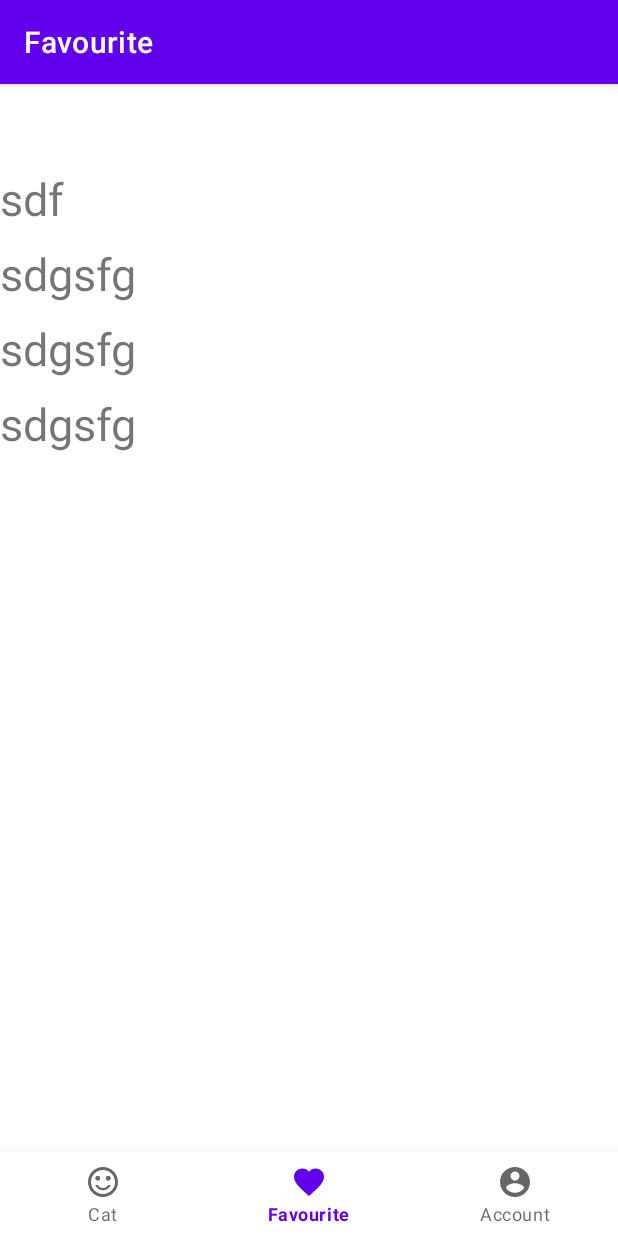
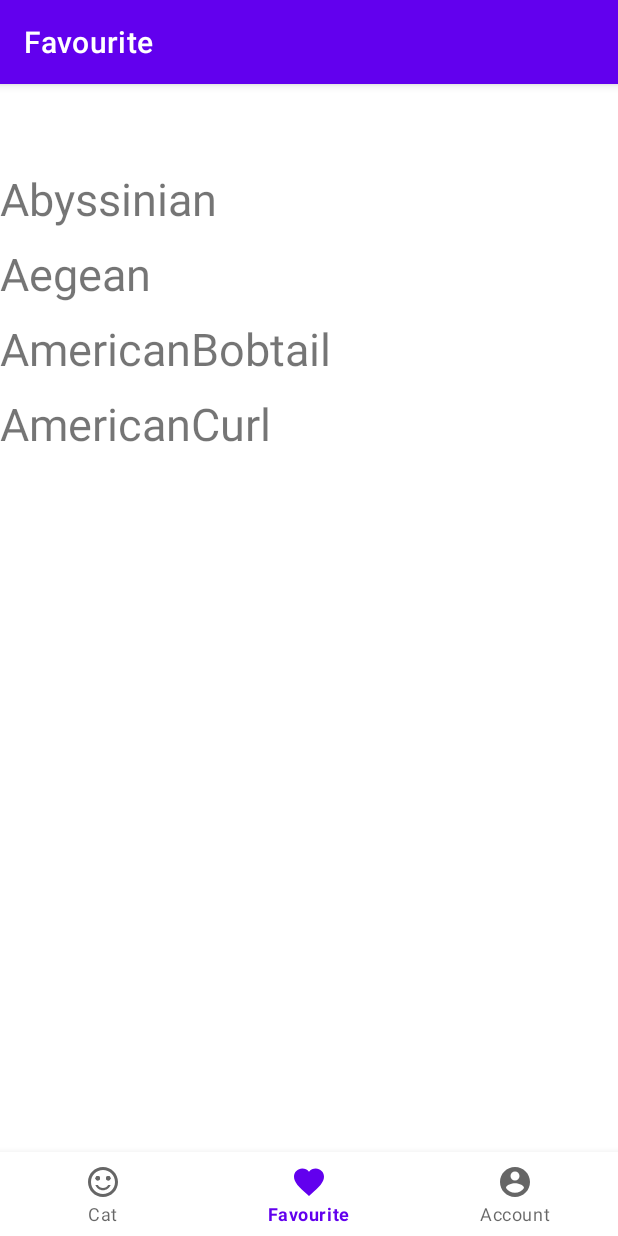
Before and after one commit to Bowen-1/Cattt, an Android app: the FavouriteFragment screen opened through its navigation route, on a phone screen of 412 x 824 dp. Run offline under Robolectric (Android 15) with nearby library versions, the phone set to English and light mode, and no system bars; our stand-ins replace Firebase (no records; nobody signed in at launch, a user with empty details on screens opened directly), navigation-ui; libraries missing offline, so code that uses them is left out: com.firebase.ui; pictures from the network do not load.

Commit message:
lastest version

```diff
--- a/app/src/main/java/com/example/androidbooking/View/CatFragment.java
+++ b/app/src/main/java/com/example/androidbooking/View/CatFragment.java
@@ -4,6 +4,9 @@ import android.os.Bundle;
 import android.view.LayoutInflater;
 import android.view.View;
 import android.view.ViewGroup;
+import android.widget.Button;
+import android.widget.TextView;
+import android.widget.Toast;
 
 import androidx.annotation.NonNull;
 import androidx.fragment.app.Fragment;
@@ -25,7 +28,9 @@ public class CatFragment extends Fragment {
     private CatViewModel catViewModel;
 //    private EditText editText;
 //    private ImageView imageView;
-//    private Button button;
+    private TextView name;
+    Button button;
+
 
 //
 
@@ -39,9 +44,17 @@ public class CatFragment extends Fragment {
         View root = inflater.inflate(R.layout.fragment_cat, container, false);
         RecyclerView recyclerView = (RecyclerView)root.findViewById(R.id.recyclerview);
         recyclerView.setLayoutManager(new LinearLayoutManager(getActivity()));
+        button = root.findViewById(R.id.like);
+        name = root.findViewById(R.id.name);
 //
+//        button.setOnClickListener(new View.OnClickListener() {
+//            @Override
+//            public void onClick(View v) {
+//                getfavorite();
+//            }
+//        });
 
-//
+
 //        ArrayList<Cat>cats = new ArrayList<>();
 //        cats.add(new Cat("asf","sdgsfg","wasf"));
 //        cats.add(new Cat("asf","sdgsfg","wasf"));
@@ -53,44 +66,13 @@ public class CatFragment extends Fragment {
 //
         mCatAdapter = new CatAdapter(getallCats());
         recyclerView.setAdapter(mCatAdapter);
-
-
-
-
-
-
-
         return root;
     }
+//    public void getfavorite(){
+//        String favoritename = name.getText().toString();
+//    }
+//
 
-
-
-
-//        editText = editText.findViewById(R.id.editText);
-//        imageView = imageView.findViewById(R.id.imageView);
-
-//        catViewModel = new ViewModelProvider(this).get(CatViewModel.class);
-//        search();
-
-//        mCatList = mCatList.findViewById(R.id.recyclerview);
-//        mCatList.hasFixedSize();
-//        mCatList.setLayoutManager(new LinearLayoutManager(this));
-//        ArrayList<Cat> cats = new ArrayList<>();
-//        cats.add(new Cat("cat1",R.drawable.catcartoon));
-//        cats.add(new Cat("cat2",R.drawable.catcartoon));
-//
-//        mCatAdapter = new CatAdapter(cats);
-//        mCatList.setAdapter(mCatAdapter);
-//        catViewModel.getCat().observe(this, new Observer<Cat>() {
-//            @Override
-//
-//            public void onChanged(Cat cat) {
-//                Glide.with(CatFragment.this).load(cat.getImageUrl()).into(imageView);
-//            }
-//        });
-//        mCatList = mCatList.findViewById(R.id.recyclerview);
-//        mCatList.hasFixedSize();
-//        mCatList.setLayoutManager(new LinearLayoutManager(this));
 
 //    public void search(){
 //        catViewModel.searchCat();
--- a/app/src/main/java/com/example/androidbooking/View/FavouriteFragment.java
+++ b/app/src/main/java/com/example/androidbooking/View/FavouriteFragment.java
@@ -32,10 +32,10 @@ public class FavouriteFragment extends Fragment {
 
 
         ArrayList<Cat>cats = new ArrayList<>();
-        cats.add(new Cat("sdf"));
-        cats.add(new Cat("sdgsfg"));
-        cats.add(new Cat("sdgsfg"));
-        cats.add(new Cat("sdgsfg"));
+        cats.add(new Cat("Abyssinian"));
+        cats.add(new Cat("Aegean"));
+        cats.add(new Cat("AmericanBobtail"));
+        cats.add(new Cat("AmericanCurl"));
         fCatAdaper = new FavouriteAdapter(cats);
         recyclerView.setAdapter(fCatAdaper);
 
```
Also changed, not shown: app/src/main/java/com/example/androidbooking/View/MainActivity.java (+10 -0 lines).
